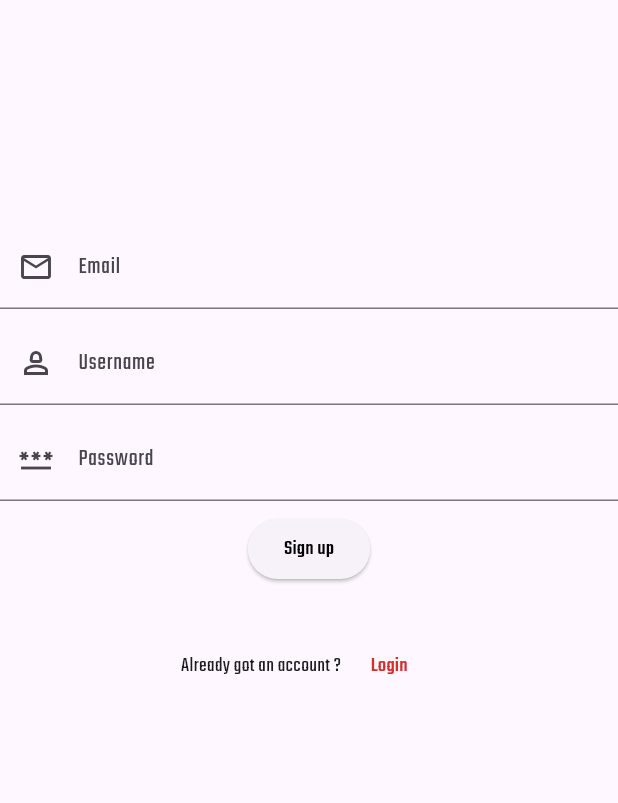
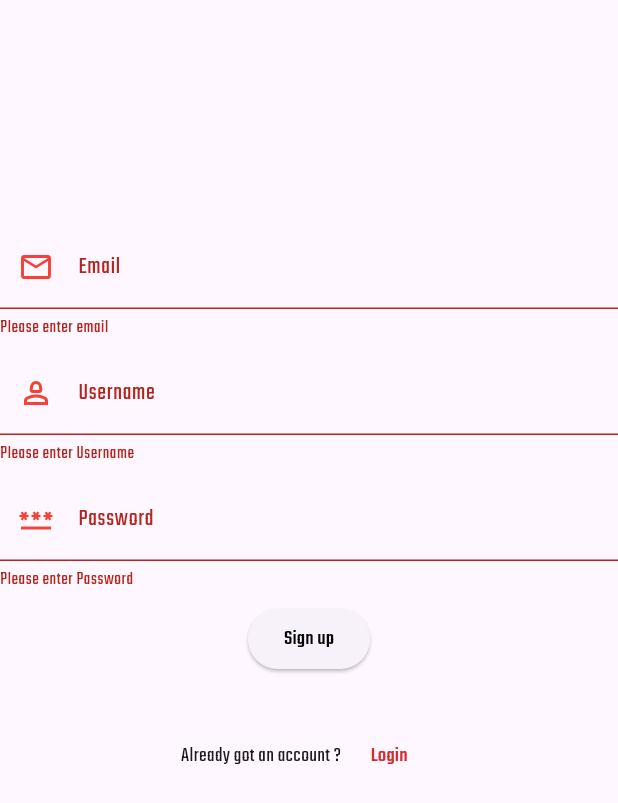
Before and after one commit to stg2209/Sports_tracker, a Flutter app: the Sign_up widget shown alone on an empty page, opened directly with empty values, after a tap on "Sign up", on a phone screen of 412 x 824 dp. Shown: the top 803 px of the screen. Run offline on Flutter 3.47's test engine with Material 3 defaults, Android fonts, the phone set to English and light mode, and no system bars; our stand-ins replace firebase_auth, firebase_core; accounts and stored records are empty; generated files the repository leaves out were written again.

Commit message:
firebase_auth

```diff
--- /dev/null
+++ b/lib/firebase_funcs.dart
@@ -0,0 +1,18 @@
+import 'package:firebase_auth/firebase_auth.dart';
+
+// Sign Up
+Future<int> signUp(String email, String password) async {
+  try {
+    UserCredential userCredential = await FirebaseAuth.instance.createUserWithEmailAndPassword(
+      email: email,
+      password: password,
+    );
+    User? user = userCredential.user;
+    // Handle successful sign up
+    return 0; // Return 0 for success
+  } catch (e) {
+    print('Sign up failed: $e');
+    // Handle sign up failure
+    return -1; // Return -1 for failure
+  }
+}
--- a/lib/sign_up.dart
+++ b/lib/sign_up.dart
@@ -1,4 +1,5 @@
 import 'package:flutter/material.dart';
+import 'package:sports_tracker/firebase_funcs.dart';
 
 class Sign_up extends StatefulWidget {
   //const Sign_up({super.key});
@@ -12,19 +13,37 @@
 
 class _Sign_upState extends State<Sign_up> {
   final signin_key = GlobalKey<FormState>();
+
+  final TextEditingController _emailController = TextEditingController();
+  final TextEditingController _passwordController = TextEditingController();
+
+  @override
+  void dispose() {
+    // Dispose the controllers to avoid memory leaks
+    _emailController.dispose();
+    _passwordController.dispose();
+    super.dispose();
+  }
+
   @override
   Widget build(BuildContext context) {
-    return Center(
+    return SingleChildScrollView(
+      child:Center(
+
+      child:Form(
         key: signin_key,
-      child:Form(
         child: Column(
           children: [
             SizedBox(height:150),
             TextFormField(
+              controller: _emailController,
 
               decoration: InputDecoration(
                 labelText: 'Email',
-                prefixIcon: Icon(Icons.email_outlined),
+                prefixIcon: Icon(
+                    Icons.email_outlined,
+                    color: Colors.red,
+                ),
 
               ),
               validator: (value) {
@@ -40,12 +59,15 @@
 
               decoration: InputDecoration(
                 labelText: 'Username',
-                prefixIcon: Icon(Icons.person_2_outlined),
+                prefixIcon: Icon(
+                    Icons.person_2_outlined,
+                    color: Colors.red,
+                ),
 
               ),
               validator: (value) {
                 if (value == null || value.isEmpty) {
-                  return 'Please enter username';
+                  return 'Please enter Username';
                 }
                 return null;
               },
@@ -54,10 +76,14 @@
             SizedBox(height: 8,),
             TextFormField(
               obscureText: true,
+              controller: _passwordController,
 
               decoration: InputDecoration(
                 labelText: 'Password',
-                prefixIcon: Icon(Icons.password),
+                prefixIcon: Icon(
+                    Icons.password,
+                    color: Colors.red,
+                ),
 
               ),
               validator: (value) {
@@ -72,6 +98,14 @@
             ElevatedButton(
               onPressed: (){
                 if (signin_key.currentState!.validate()) {
+                  if (signUp(_emailController.text, _passwordController.text)==0){
+                    const AlertDialog(content: Text("Success"),
+                    );
+                  }
+                  else{
+                    const AlertDialog(content: Text("failed"),
+                    );
+                  }
                   // If the form is valid, display a snackbar. In the real world,
                   // you'd often call a server or save the information in a database.
                   ScaffoldMessenger.of(context).showSnackBar(
@@ -110,6 +144,7 @@
           ],
         ),
       ),
+    )
     );
   }
 }
--- a/pubspec.yaml
+++ b/pubspec.yaml
@@ -39,6 +39,7 @@
   cupertino_icons: ^1.0.2
   firebase_core: ^2.25.4
   firebase_auth: ^4.17.4
+  cloud_firestore: ^4.15.4
 
 dev_dependencies:
   flutter_test:
```
Also changed, not shown: lib/login_form.dart (+15 -2 lines), pubspec.lock, 3 other files. Lines whose indentation alone changed are shown as unchanged.
